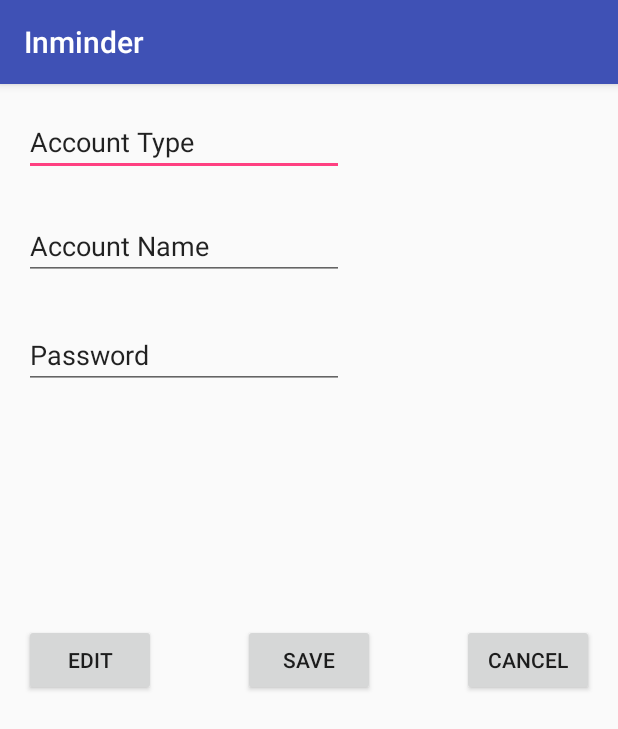
After one commit to JJJJJJJJJ99/Inminder, an Android app: the Add_password screen opened directly, with no data from a screen before it, on a phone screen of 412 x 824 dp. The commit adds this screen. Shown: the top 729 px of the screen. Run offline under Robolectric (Android 15) with nearby library versions, the phone set to English and light mode, and no system bars.

Commit message:
password almost done

```diff
--- a/app/build.gradle
+++ b/app/build.gradle
@@ -17,6 +17,7 @@ android {
             proguardFiles getDefaultProguardFile('proguard-android.txt'), 'proguard-rules.pro'
         }
     }
+    sourceSets { main { res.srcDirs = ['src/main/res', 'src/main/res/menu'] } }
 }
 
 dependencies {
--- a/app/src/main/AndroidManifest.xml
+++ b/app/src/main/AndroidManifest.xml
@@ -51,6 +51,7 @@
                 <category android:name="android.intent.category.DEFAULT" />
             </intent-filter>
         </activity>
+        <activity android:name=".Add_password"></activity>
     </application>
 
 </manifest>
--- /dev/null
+++ b/app/src/main/java/edu/brandeis/jjwang95/inminder/Add_password.java
@@ -0,0 +1,55 @@
+package edu.brandeis.jjwang95.inminder;
+
+import android.content.Intent;
+import android.support.v7.app.AppCompatActivity;
+import android.os.Bundle;
+import android.view.View;
+import android.widget.Button;
+import android.widget.EditText;
+
+public class Add_password extends AppCompatActivity {
+
+    @Override
+    protected void onCreate(Bundle savedInstanceState) {
+        super.onCreate(savedInstanceState);
+        setContentView(R.layout.activity_add_password);
+
+        final EditText account_type = (EditText) findViewById(R.id.account_type);
+        final EditText account_name = (EditText) findViewById(R.id.account_name);
+        final EditText password = (EditText) findViewById(R.id.password);
+
+        Button edit_password = (Button) findViewById(R.id.edit_password);
+        Button save_password = (Button) findViewById(R.id.save_password);
+        Button cancel_password = (Button) findViewById(R.id.cancel_password);
+
+        View.OnClickListener editOcl = new View.OnClickListener() {
+            @Override
+            public void onClick(View v) {
+                finish();
+            }
+        };
+
+        View.OnClickListener saveOcl = new View.OnClickListener() {
+            @Override
+            public void onClick(View v) {
+                Intent data = new Intent();
+                data.putExtra("account type", account_type.getText().toString());
+                data.putExtra("account name",account_name.getText().toString());
+                data.putExtra("password", password.getText().toString());
+                setResult(RESULT_OK,data);
+                finish();
+            }
+        };
+
+        View.OnClickListener cancelOcl = new View.OnClickListener() {
+            @Override
+            public void onClick(View v) {
+                finish();
+            }
+        };
+
+        edit_password.setOnClickListener(editOcl);
+        save_password.setOnClickListener(saveOcl);
+        cancel_password.setOnClickListener(cancelOcl);
+    }
+}
--- a/app/src/main/java/edu/brandeis/jjwang95/inminder/DBHelper.java
+++ b/app/src/main/java/edu/brandeis/jjwang95/inminder/DBHelper.java
@@ -34,6 +34,7 @@ public class DBHelper extends SQLiteOpenHelper {
     // PASSWORD
     private static final String PASSWORD_ID = "_id";
     private static final String KEY_WEBSITE = "website";
+    private static final String KEY_EMAIL = "email";
     private static final String KEY_PASSWORD = "password";
 
     // Statement for creating Password table
@@ -118,6 +119,7 @@ public class DBHelper extends SQLiteOpenHelper {
         SQLiteDatabase db = this.getWritableDatabase();
         ContentValues initPassword = new ContentValues();
         initPassword.put(KEY_WEBSITE, password.getWebsite());
+        initPassword.put(KEY_EMAIL, password.getEmail());
         initPassword.put(KEY_PASSWORD, password.getPassword());
         Log.d("Initialize Password", "Initialized");
         return db.insert(PASSWORD_TABLE, null, initPassword);
@@ -135,6 +137,7 @@ public class DBHelper extends SQLiteOpenHelper {
         p.setId(c.getInt(c.getColumnIndex(KEY_ID)));
         p.setPassword(c.getString(c.getColumnIndex(KEY_PASSWORD)));
         p.setWebsite(c.getString(c.getColumnIndex(KEY_WEBSITE)));
+        p.setEmail(c.getString(c.getColumnIndex(KEY_EMAIL)));
         return p;
     }
     public Cursor getAllPasswords(){
@@ -160,6 +163,7 @@ public class DBHelper extends SQLiteOpenHelper {
         values.put(KEY_PASSWORD, p.getPassword());
         // Based on if website can change or not
         values.put(KEY_WEBSITE, p.getWebsite());
+        values.put(KEY_EMAIL,p.getEmail());
         return db.update(PASSWORD_TABLE, values, KEY_ID + " = ?",
                 new String[] { String.valueOf(p.getId()) });
     }
--- a/app/src/main/java/edu/brandeis/jjwang95/inminder/MainActivity.java
+++ b/app/src/main/java/edu/brandeis/jjwang95/inminder/MainActivity.java
@@ -27,7 +27,7 @@ public class MainActivity extends AppCompatActivity {
         dbHelper = DBHelper.getInstance(getApplicationContext());
         dbHelper.onOpen(db);
         Log.d("Create dbHelper", "Created");
-        PasswordObject testPassword = new PasswordObject("lalalala", "1111");
+        PasswordObject testPassword = new PasswordObject("lalalala", "baba","1111");
         long testPassword_id = dbHelper.createPassword(testPassword);
 
         testPassword.setId(testPassword_id);
--- /dev/null
+++ b/app/src/main/res/layout/activity_add_password.xml
@@ -0,0 +1,74 @@
+<?xml version="1.0" encoding="utf-8"?>
+<RelativeLayout xmlns:android="http://schemas.android.com/apk/res/android"
+    xmlns:tools="http://schemas.android.com/tools"
+    android:id="@+id/activity_add_password"
+    android:layout_width="match_parent"
+    android:layout_height="match_parent"
+    android:paddingBottom="@dimen/activity_vertical_margin"
+    android:paddingLeft="@dimen/activity_horizontal_margin"
+    android:paddingRight="@dimen/activity_horizontal_margin"
+    android:paddingTop="@dimen/activity_vertical_margin"
+    tools:context="edu.brandeis.jjwang95.inminder.Add_password">
+
+    <EditText
+        android:layout_width="wrap_content"
+        android:layout_height="wrap_content"
+        android:inputType="textPersonName"
+        android:text="Account Type"
+        android:ems="10"
+        android:layout_alignParentTop="true"
+        android:layout_alignParentLeft="true"
+        android:layout_alignParentStart="true"
+        android:id="@+id/account_type" />
+
+    <EditText
+        android:layout_width="wrap_content"
+        android:layout_height="wrap_content"
+        android:inputType="textPersonName"
+        android:text="Account Name"
+        android:ems="10"
+        android:layout_below="@+id/account_type"
+        android:layout_alignParentLeft="true"
+        android:layout_alignParentStart="true"
+        android:layout_marginTop="24dp"
+        android:id="@+id/account_name" />
+
+    <Button
+        android:text="Save"
+        android:layout_width="wrap_content"
+        android:layout_height="wrap_content"
+        android:layout_alignBottom="@+id/edit_password"
+        android:layout_centerHorizontal="true"
+        android:id="@+id/save_password" />
+
+    <Button
+        android:text="cancel"
+        android:layout_width="wrap_content"
+        android:layout_height="wrap_content"
+        android:id="@+id/cancel_password"
+        android:layout_alignBaseline="@+id/save_password"
+        android:layout_alignBottom="@+id/save_password"
+        android:layout_alignParentRight="true"
+        android:layout_alignParentEnd="true" />
+
+    <Button
+        android:text="Edit"
+        android:layout_width="wrap_content"
+        android:layout_height="wrap_content"
+        android:id="@+id/edit_password"
+        android:layout_centerVertical="true"
+        android:layout_alignParentLeft="true"
+        android:layout_alignParentStart="true" />
+
+    <EditText
+        android:layout_width="wrap_content"
+        android:layout_height="wrap_content"
+        android:inputType="textPersonName"
+        android:text="Password"
+        android:ems="10"
+        android:id="@+id/password"
+        android:layout_below="@+id/account_name"
+        android:layout_alignParentLeft="true"
+        android:layout_alignParentStart="true"
+        android:layout_marginTop="27dp" />
+</RelativeLayout>
--- a/app/src/main/res/layout/entries_password.xml
+++ b/app/src/main/res/layout/entries_password.xml
@@ -22,7 +22,7 @@
         android:layout_height="wrap_content"
         android:layout_alignTop="@+id/website"
         android:layout_toEndOf="@+id/website"
-        android:id="@+id/accountname"
+        android:id="@+id/emails"
         android:textAppearance="@style/TextAppearance.AppCompat.Display1"
         android:layout_toRightOf="@+id/website" />
 </RelativeLayout>
--- /dev/null
+++ b/app/src/main/res/menu/passwordmenu.xml
@@ -0,0 +1,6 @@
+<?xml version="1.0" encoding="utf-8"?>
+<menu xmlns:android="http://schemas.android.com/apk/res/android">
+
+    <item android:title="Add"
+        android:id="@+id/add_new_password" />
+</menu>
```
Also changed, not shown: app/src/main/java/edu/brandeis/jjwang95/inminder/Password.java (+77 -2 lines), app/src/main/java/edu/brandeis/jjwang95/inminder/PasswordCursorAdapter.java (+6 -1 lines), app/src/main/java/edu/brandeis/jjwang95/inminder/PasswordObject.java (+7 -1 lines).
